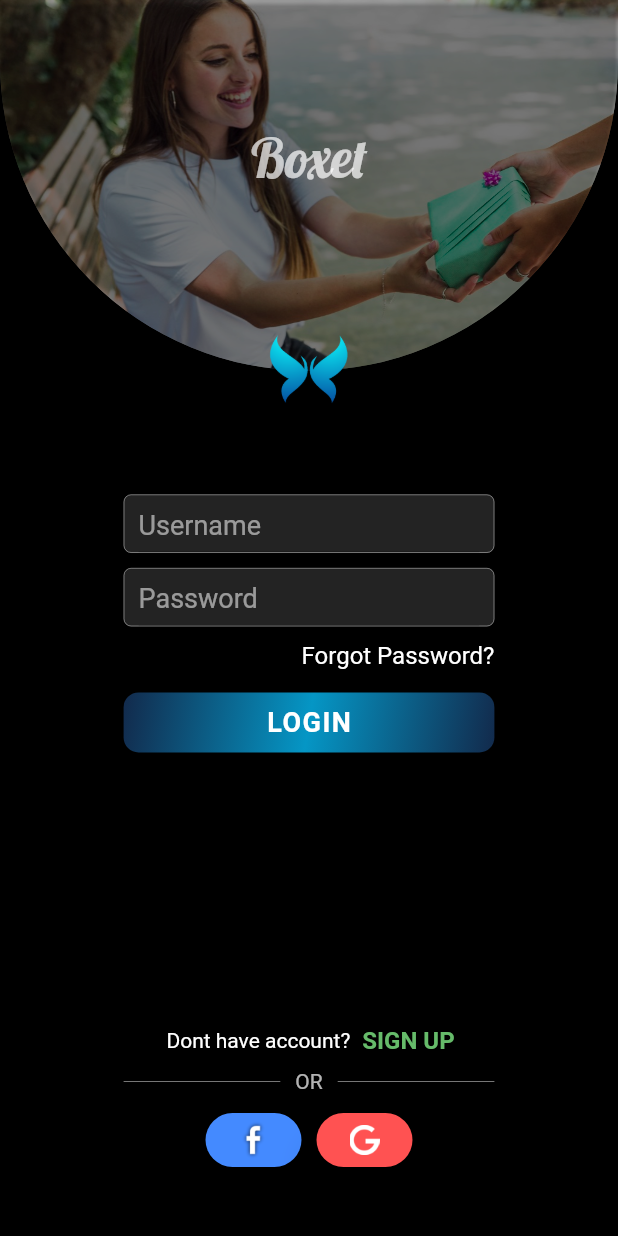
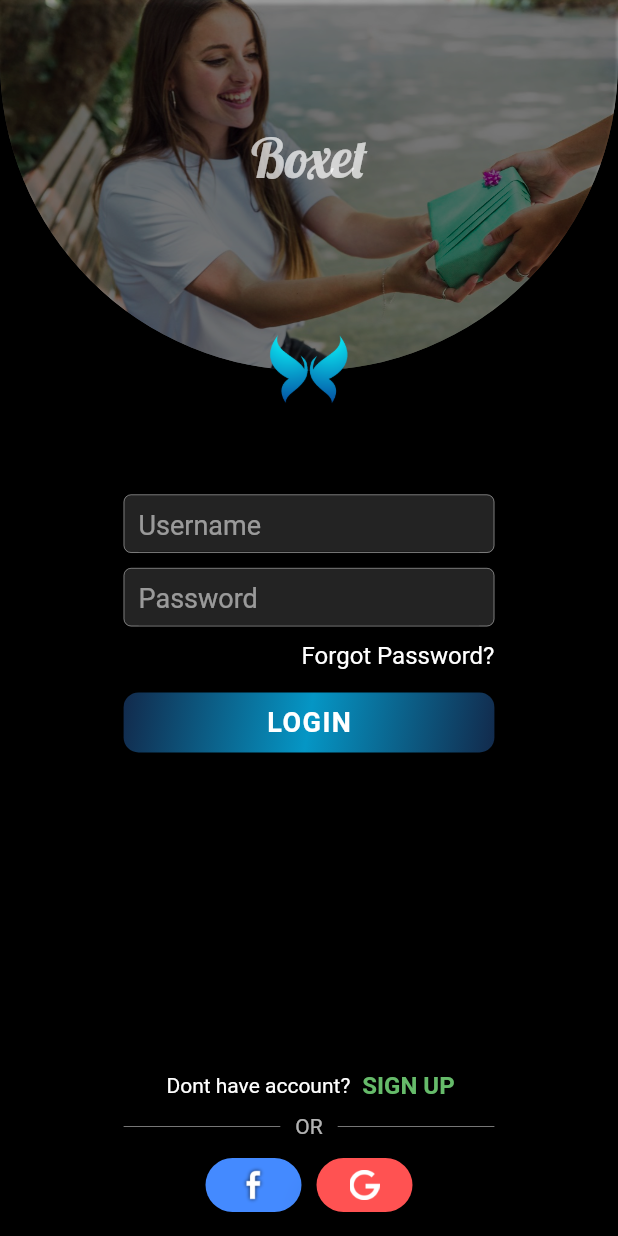
Before and after one commit to 2oufa290296/boxett, a Flutter app: the screen it shows after launch, on a phone screen of 412 x 824 dp. Run offline on Flutter 3.47's test engine with Material 2 defaults, Android fonts, the phone set to English and light mode, and no system bars; our stand-ins replace cached_network_image, carousel_pro, cloud_firestore, connectivity, firebase_auth, firebase_core and 14 more; missing offline and left inert: clippy_flutter, fab_circular_menu, flutter_facebook_login, the_apple_sign_in; accounts and stored records are empty.

Commit message:
Update LoginActivity.dart

```diff
--- a/lib/LoginActivity.dart
+++ b/lib/LoginActivity.dart
@@ -1038,7 +1038,7 @@ class _LoginActivityState extends State<LoginActivity> {
               ])),
           Positioned(
               width: width,
-              bottom: 40,
+              bottom: 10,
               child: Column(
                   crossAxisAlignment: CrossAxisAlignment.center,
                   children: <Widget>[
@@ -1273,7 +1273,6 @@ class _LoginActivityState extends State<LoginActivity> {
                          Center(
               child: SizedBox(
                   width: 280,
-                  height:50,
                   child: FutureBuilder<bool>(
                     future: _isAvailableFuture,
                     builder: (context, isAvailableSnapshot) {
@@ -1287,14 +1286,14 @@ class _LoginActivityState extends State<LoginActivity> {
                               crossAxisAlignment: CrossAxisAlignment.center,
                               children: [
                                   SizedBox(
-                                    height: 50,
+                                    height: 100,
                                   ),
                                   appleSignIn.AppleSignInButton(
                                     onPressed: logIn,
                                   ),
                                   if (errorMessage != null) Text(errorMessage),
                                   SizedBox(
-                                    height: 50,
+                                    height: 200,
                                   ),
 
                                 ])
```
